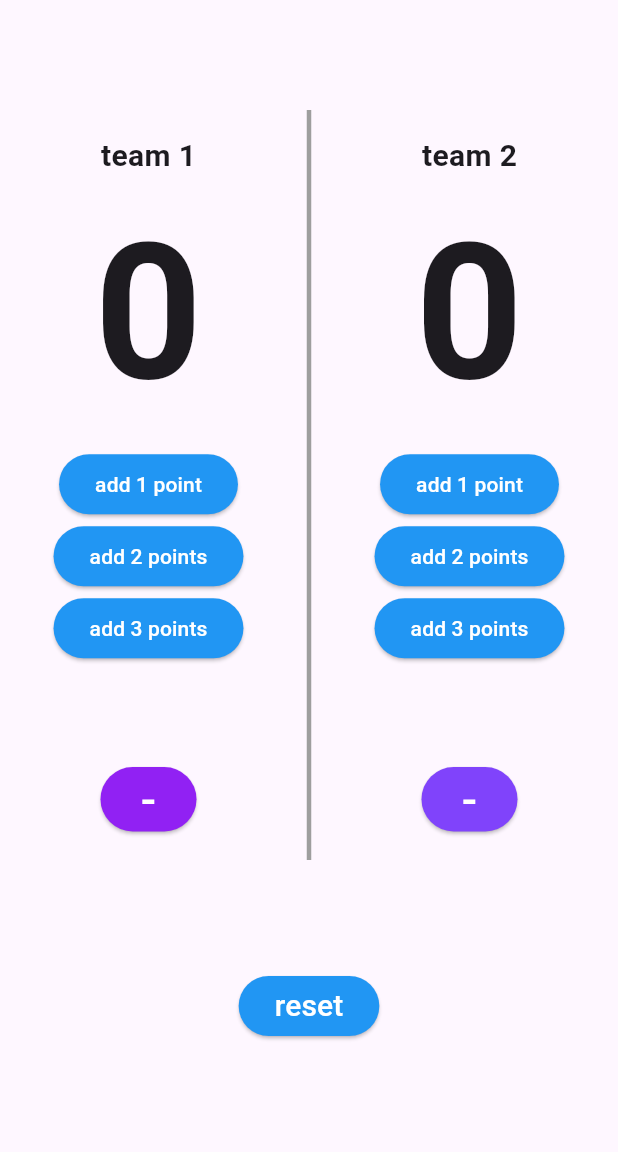
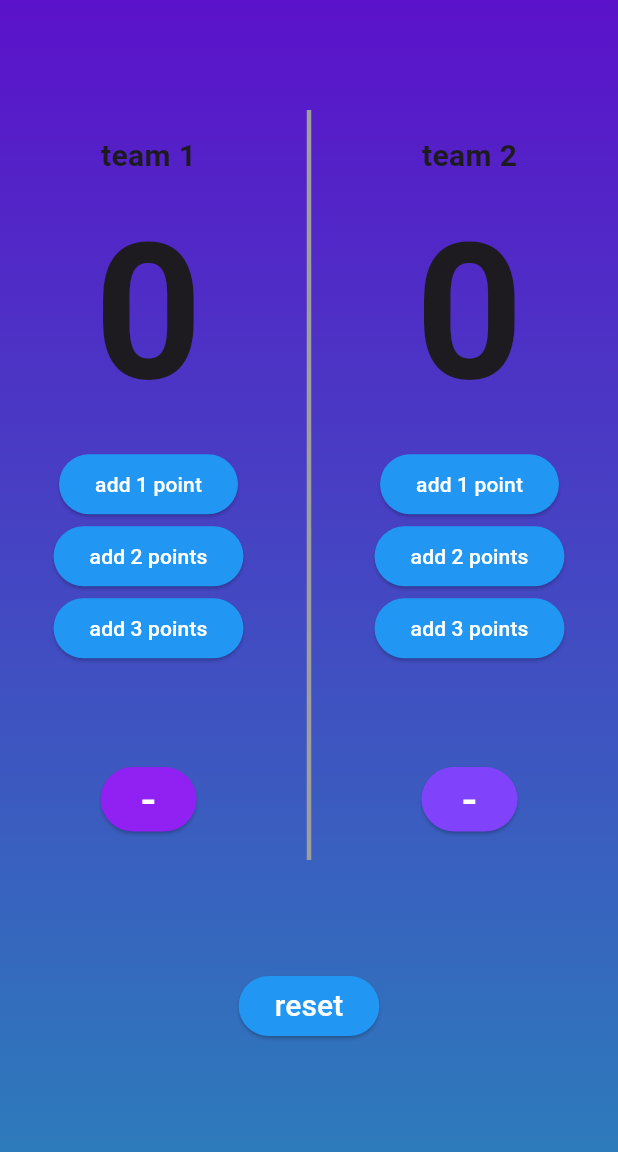
Before and after one commit to mahmud-ayman/counter, a Flutter app: the screen it shows after launch, on a phone screen of 412 x 824 dp, the part 84-1236 px from its top. Run offline on Flutter 3.47's test engine with Material 3 defaults, Android fonts, the phone set to English and light mode, and no system bars.

Commit message:
refactor layout and improve UI for point counter

```diff
--- a/lib/main.dart
+++ b/lib/main.dart
@@ -25,7 +25,18 @@ class _PointCounterState extends State<PointCounter> {
           title: const Text('Point Counter'),
           backgroundColor: const Color.fromARGB(255, 60, 75, 159),
         ),
-        body: Column(
+        body: Container(
+          decoration: BoxDecoration(
+            gradient: LinearGradient(
+              begin: Alignment.topCenter,
+              end: Alignment.bottomCenter,
+              colors: [
+                const Color.fromARGB(255, 91, 18, 202),
+                const Color.fromARGB(255, 45, 123, 187),
+              ],
+            ),
+          ),
+          child: Column(
             mainAxisAlignment: MainAxisAlignment.spaceEvenly,
             children: [
               Row(
@@ -246,6 +257,7 @@ class _PointCounterState extends State<PointCounter> {
             ],
           ),
         ),
+      ),
     );
   }
 }
```
Lines whose indentation alone changed are shown as unchanged.
